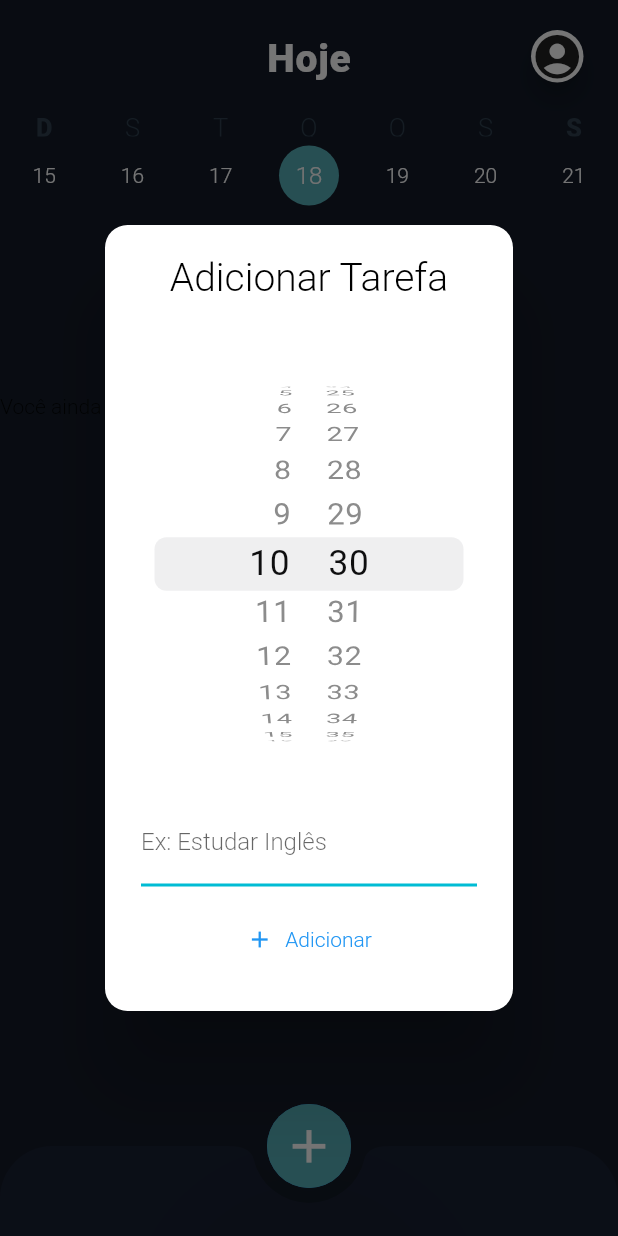
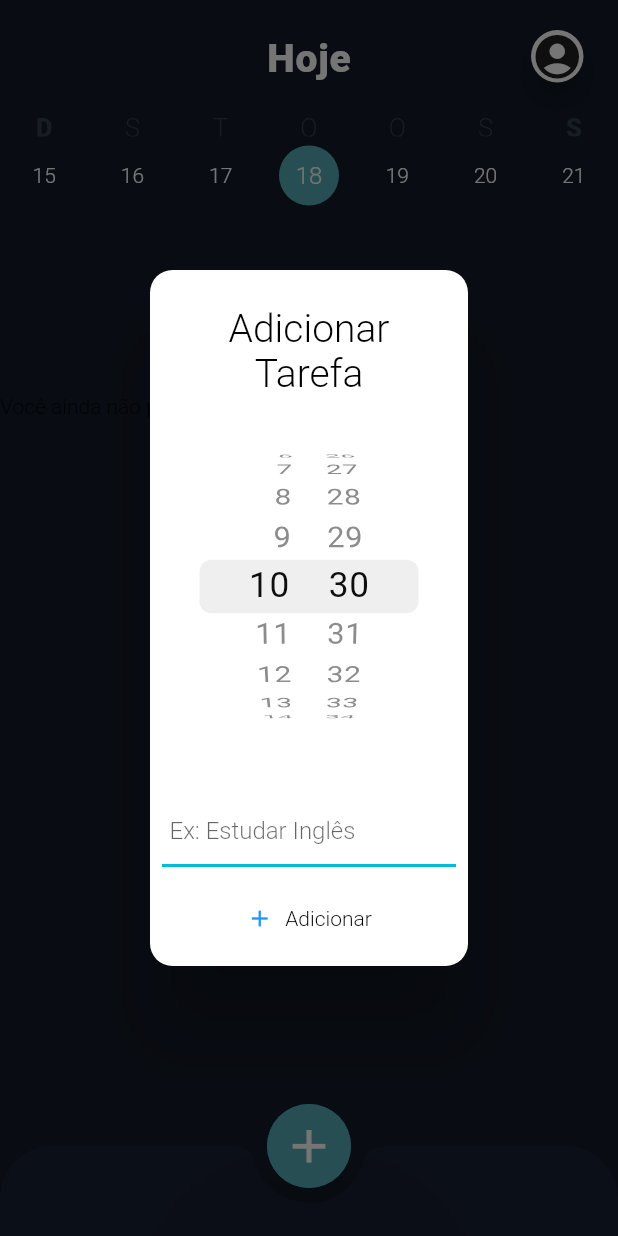
Before and after one commit to hgosouza1/Planner, a Flutter app: the screen it shows after launch, after a tap on the "add" icon, on a phone screen of 412 x 824 dp. Run offline on Flutter 3.47's test engine with Material 2 defaults, Android fonts, the phone set to English and light mode, and no system bars; drawn by our look-alikes of table_calendar; our stand-ins replace flutter_slidable, get, image_picker, shared_preferences; missing offline and left inert: camera_camera; Roboto replaces fonts that are missing (lib/fonts/Roboto-Black.ttf, lib/fonts/Roboto-Bold.ttf, lib/fonts/Roboto-Light.ttf).

Commit message:
Inclusão do Navigator.of(context).pop() no AlertDialog de adicionar Tarefas.;

```diff
--- a/lib/pages/todo_list_page.dart
+++ b/lib/pages/todo_list_page.dart
@@ -300,10 +300,7 @@ class _TodoListPageState extends State<TodoListPage> {
         ),
         floatingActionButton: FloatingActionButton(
           onPressed: () {
-            showDialog(
-              context: context,
-              builder: (BuildContext context) => hourModal(context),
-            );
+            hourModal(context);
           },
           child: Container(
             width: 60,
@@ -438,7 +435,7 @@ class _TodoListPageState extends State<TodoListPage> {
                 ),
               ),
               onPressed: () => getFileFromGallery(),
-              icon: const Icon(Icons.attach_file),
+              icon: const Icon(Icons.image),
               label: const Padding(
                 padding: EdgeInsets.all(10.0),
                 child: Text('Selecionar da Galeria'),
@@ -462,28 +459,27 @@ class _TodoListPageState extends State<TodoListPage> {
   }
 
   /// MODAL PARA ADICIONAR A TAREFA
-  Widget hourModal(context) {
-    return AlertDialog(
+  void hourModal(BuildContext context) {
+    // FUNÇÃO PARA CRIAR A CAIXA DE ALERTA PARA ADIÇÃO DE TAREFA
+    showDialog(
+      context: context,
+      builder: (context) => AlertDialog(
         shape: const RoundedRectangleBorder(
           borderRadius: BorderRadius.all(
             Radius.circular(15.0),
           ),
         ),
-      insetPadding: const EdgeInsets.symmetric(horizontal: 70, vertical: 150),
-      content: Flexible(
-        child: Column(
-          children: [
-            const Text(
+        title: const Text(
           'Adicionar Tarefa',
+          textAlign: TextAlign.center,
           style: TextStyle(
               fontFamily: "lib/fonts/Roboto-Bold.ttf",
-                  fontSize: 26,
+              fontSize: 26.0,
               color: Colors.black),
         ),
-            Container(
-              padding: const EdgeInsets.all(10),
-            ),
-            Flexible(
+        insetPadding:
+            const EdgeInsets.symmetric(horizontal: 100.0, vertical: 180.0),
+        content: Flexible(
           child: CupertinoDatePicker(
             mode: CupertinoDatePickerMode.time,
             use24hFormat: true,
@@ -493,24 +489,32 @@ class _TodoListPageState extends State<TodoListPage> {
             },
           ),
         ),
-            SizedBox(
+        actions: [
+          Column(
+            children: [
+              Center(
+                child: SizedBox(
+                  width: 250.0,
                   child: TextField(
                     controller: todoController,
                     decoration: InputDecoration(
+                      contentPadding:
+                          const EdgeInsets.only(left: 5.0, right: 5.0),
+                      floatingLabelAlignment: FloatingLabelAlignment.center,
                       border: const UnderlineInputBorder(),
+                      errorText: errorText,
                       labelText: 'Ex: Estudar Inglês',
-                  // TÍTULO DO CAMPO
-                  errorText: errorText,
+                      // DESCRIÇÃO DO CAMPO
                       focusedBorder: const UnderlineInputBorder(
                         borderSide: BorderSide(
                           color: Colors.cyan,
-                      width: 2,
+                          width: 2.0,
                         ),
                       ),
                       enabledBorder: const UnderlineInputBorder(
                         borderSide: BorderSide(
                           color: Colors.cyan,
-                      width: 2,
+                          width: 2.0,
                         ),
                       ),
                     ),
@@ -519,6 +523,12 @@ class _TodoListPageState extends State<TodoListPage> {
                         setState(() {
                           errorText = 'O título não pode ser vazio!';
                         });
+                        return;
+                      }
+                      todoController.clear();
+                      // APÓS A ADIÇÃO, O TEXTO DIGITADO É EXCLUÍDO DO CAMPO DE TAREFA
+                      Navigator.of(context).pop();
+                      // PARA FECHAR A CAIXA DE TEXTO APÓS O SUBMITE (ENTER)
                       setState(() {
                         Todo newTodo = Todo(
                           title: text,
@@ -531,19 +541,15 @@ class _TodoListPageState extends State<TodoListPage> {
                       });
                       todoRepository.saveTodoList(todos);
                       // SET STATE PARA ATUALIZAR A TELA
-                    todoController.clear();
-                    // APÓS A ADIÇÃO, O TEXTO DIGITADO É EXCLUÍDO DO CAMPO DE TAREFA
-                    Navigator.of(context).pop();
-                    // PARA FECHAR A CAIXA DE TEXTO APÓS O SUBMITE (ENTER)
-                  }},
+                    },
                   ),
-              width: 450.0,
-              height: 70.0,
                 ),
+              ),
+              const Padding(padding: EdgeInsets.only(bottom: 10.0)),
               SizedBox(
                 child: TextButton.icon(
-                icon: const Icon(Icons.add, size: 18),
-                label: const Text('Adicionar'),
+                  icon: const Icon(Icons.add, size: 18.0),
+                  label: const Text('Adicionar', style: TextStyle(color: Colors.black)),
                   onPressed: () {
                     String text = todoController.text;
                     if (text.isEmpty) {
@@ -552,6 +558,10 @@ class _TodoListPageState extends State<TodoListPage> {
                       });
                       return;
                     }
+                    todoController.clear();
+                    // APÓS A ADIÇÃO, O TEXTO DIGITADO É EXCLUÍDO DO CAMPO DE TAREFA
+                    Navigator.of(context).pop();
+                    // PARA FECHAR A CAIXA DE TEXTO APÓS O SUBMITE (ENTER)
                     setState(() {
                       Todo newTodo = Todo(
                         title: text,
@@ -564,15 +574,12 @@ class _TodoListPageState extends State<TodoListPage> {
                     });
                     todoRepository.saveTodoList(todos);
                     // SET STATE PARA ATUALIZAR A TELA
-                  todoController.clear();
-                  // APÓS A ADIÇÃO, O TEXTO DIGITADO É EXCLUÍDO DO CAMPO DE TAREFA
-                  Navigator.of(context).pop();
-                  // PARA FECHAR A CAIXA DE TEXTO APÓS O SUBMITE (ENTER)
                   },
                 ),
               ),
             ],
           ),
+        ],
       ),
     );
   }
```
Lines whose indentation alone changed are shown as unchanged.
